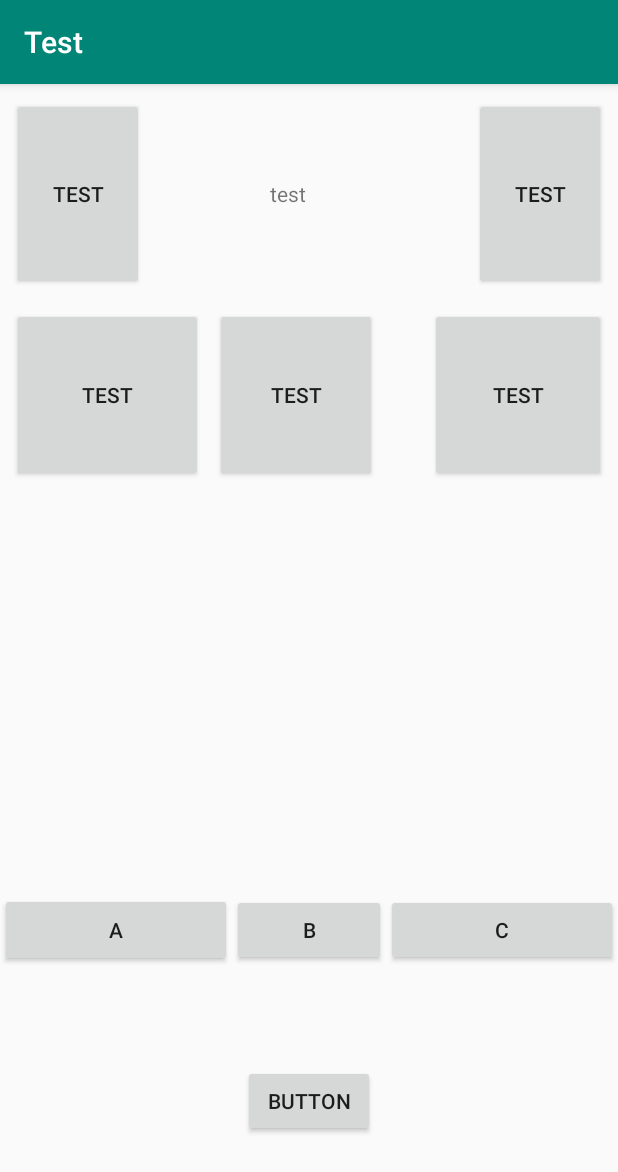
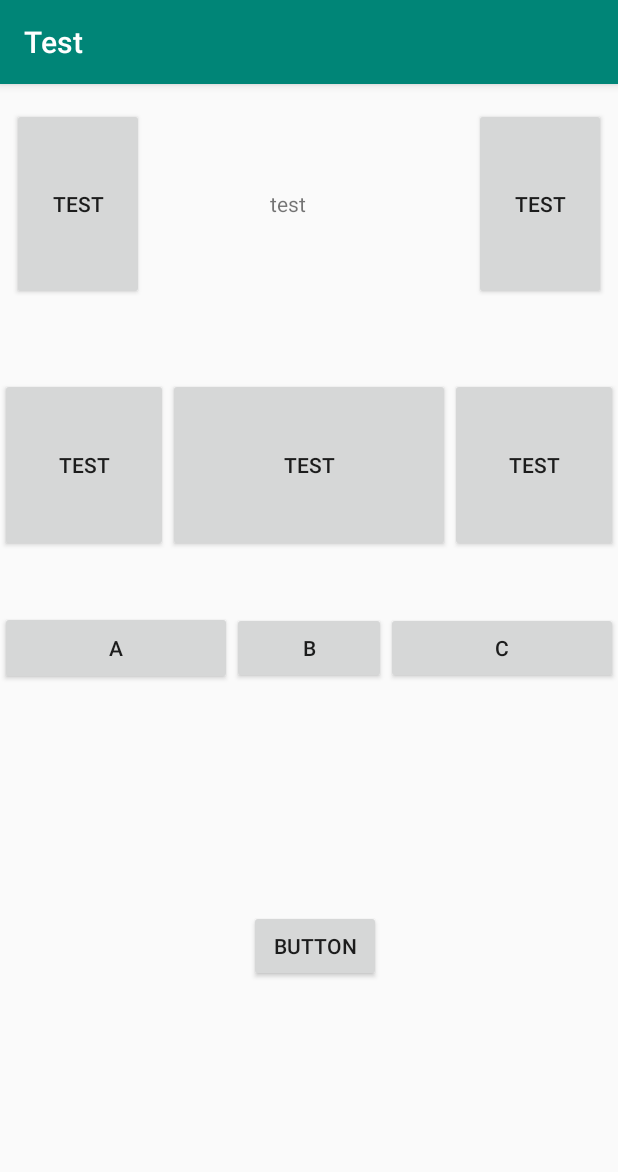
Before and after one commit to LoomisKoo/Test, an Android app: the screen it shows after launch (MainActivity), on a phone screen of 412 x 824 dp. Shown: the top 1172 px of the screen. Run offline under Robolectric (Android 15) with nearby library versions, the phone set to English and light mode, and no system bars.

Commit message:
微调布局

```diff
--- a/app/src/main/res/layout/activity_main.xml
+++ b/app/src/main/res/layout/activity_main.xml
@@ -8,35 +8,39 @@
 
     <Button
         android:id="@+id/button"
-        android:layout_width="127dp"
+        android:layout_width="0dp"
         android:layout_height="116dp"
         android:text="test"
         app:layout_constraintBaseline_toBaselineOf="@+id/button4"
-        app:layout_constraintStart_toStartOf="@+id/button3" />
+        app:layout_constraintEnd_toStartOf="@+id/button4"
+        app:layout_constraintHorizontal_bias="0.5"
+        app:layout_constraintHorizontal_chainStyle="spread"
+        app:layout_constraintHorizontal_weight="1"
+        app:layout_constraintStart_toStartOf="parent" />
 
     <Button
         android:id="@+id/button4"
-        android:layout_width="108dp"
+        android:layout_width="188dp"
         android:layout_height="116dp"
-        android:layout_marginStart="8dp"
-        android:layout_marginLeft="8dp"
-        android:layout_marginTop="12dp"
-        android:layout_marginEnd="8dp"
-        android:layout_marginRight="8dp"
+        android:layout_marginTop="52dp"
         android:text="test"
         app:layout_constraintEnd_toStartOf="@+id/button5"
-        app:layout_constraintHorizontal_bias="0.0"
+        app:layout_constraintHorizontal_bias="0.5"
+        app:layout_constraintHorizontal_weight="2"
         app:layout_constraintStart_toEndOf="@+id/button"
         app:layout_constraintTop_toBottomOf="@+id/textView4" />
 
 
     <Button
         android:id="@+id/button5"
-        android:layout_width="117dp"
+        android:layout_width="0dp"
         android:layout_height="116dp"
         android:text="test"
         app:layout_constraintBaseline_toBaselineOf="@+id/button4"
-        app:layout_constraintEnd_toEndOf="@+id/button2" />
+        app:layout_constraintEnd_toEndOf="parent"
+        app:layout_constraintHorizontal_bias="0.5"
+        app:layout_constraintHorizontal_weight="1"
+        app:layout_constraintStart_toEndOf="@+id/button4" />
 
     <Button
         android:id="@+id/button2"
@@ -54,17 +58,15 @@
         android:layout_height="128dp"
         android:layout_marginStart="8dp"
         android:layout_marginLeft="8dp"
-        android:layout_marginTop="8dp"
+        android:layout_marginTop="16dp"
         android:layout_marginEnd="8dp"
         android:layout_marginRight="8dp"
         android:gravity="center"
         android:text="test"
-        app:layout_constraintBottom_toTopOf="@+id/button"
         app:layout_constraintEnd_toStartOf="@+id/button2"
         app:layout_constraintHorizontal_bias="0.0"
         app:layout_constraintStart_toEndOf="@+id/button3"
-        app:layout_constraintTop_toTopOf="parent"
-        app:layout_constraintVertical_bias="0.08"/>
+        app:layout_constraintTop_toTopOf="parent" />
 
     <Button
         android:id="@+id/button3"
@@ -92,19 +94,19 @@
         android:id="@+id/button20"
         android:layout_width="0dp"
         android:layout_height="wrap_content"
+        android:layout_marginTop="40dp"
         android:text="B"
-        app:layout_constraintBaseline_toBaselineOf="@+id/button18"
         app:layout_constraintEnd_toStartOf="@+id/button18"
         app:layout_constraintHorizontal_weight="2"
-        app:layout_constraintStart_toEndOf="@+id/button19" />
+        app:layout_constraintStart_toEndOf="@+id/button19"
+        app:layout_constraintTop_toBottomOf="@+id/button4" />
 
     <Button
         android:id="@+id/button18"
         android:layout_width="0dp"
         android:layout_height="wrap_content"
-        android:layout_marginBottom="180dp"
         android:text="C"
-        app:layout_constraintBottom_toBottomOf="parent"
+        app:layout_constraintBaseline_toBaselineOf="@+id/button20"
         app:layout_constraintEnd_toEndOf="parent"
         app:layout_constraintHorizontal_weight="3"
         app:layout_constraintStart_toEndOf="@+id/button20" />
@@ -113,13 +115,14 @@
         android:id="@+id/button21"
         android:layout_width="wrap_content"
         android:layout_height="wrap_content"
+        android:layout_marginTop="8dp"
         android:text="Button"
         app:layout_constraintBottom_toBottomOf="parent"
         app:layout_constraintEnd_toEndOf="parent"
-        app:layout_constraintHorizontal_bias="0.5"
+        app:layout_constraintHorizontal_bias="0.513"
         app:layout_constraintStart_toStartOf="parent"
         app:layout_constraintTop_toBottomOf="@+id/button20"
-        app:layout_constraintVertical_bias="0.5" />
+        app:layout_constraintVertical_bias="0.457" />
 
 
 </android.support.constraint.ConstraintLayout>
```
